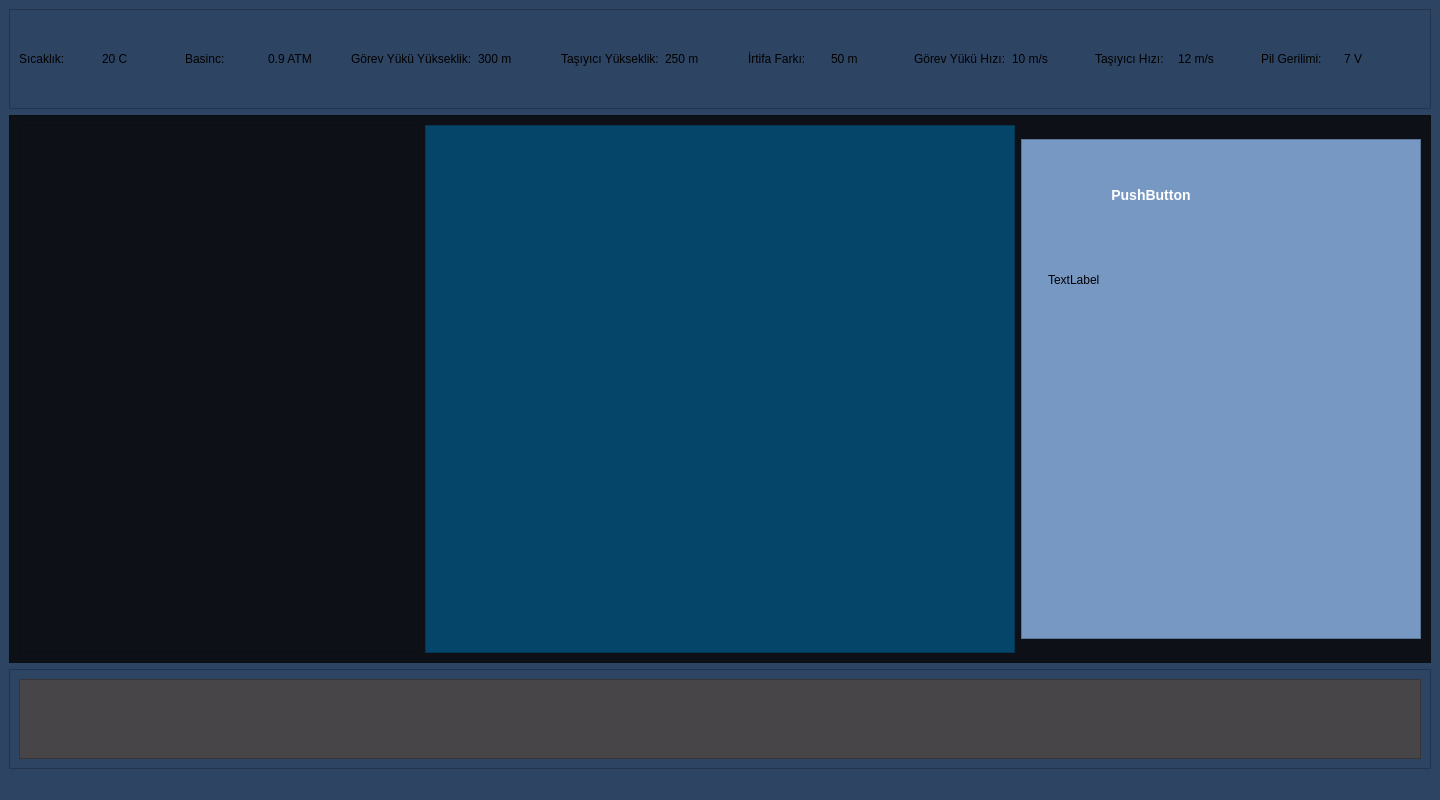
The window that Windows/MainWindow_UI.ui (M-Eness/TALIA_STATION) describes before a commit, drawn with Qt 5.
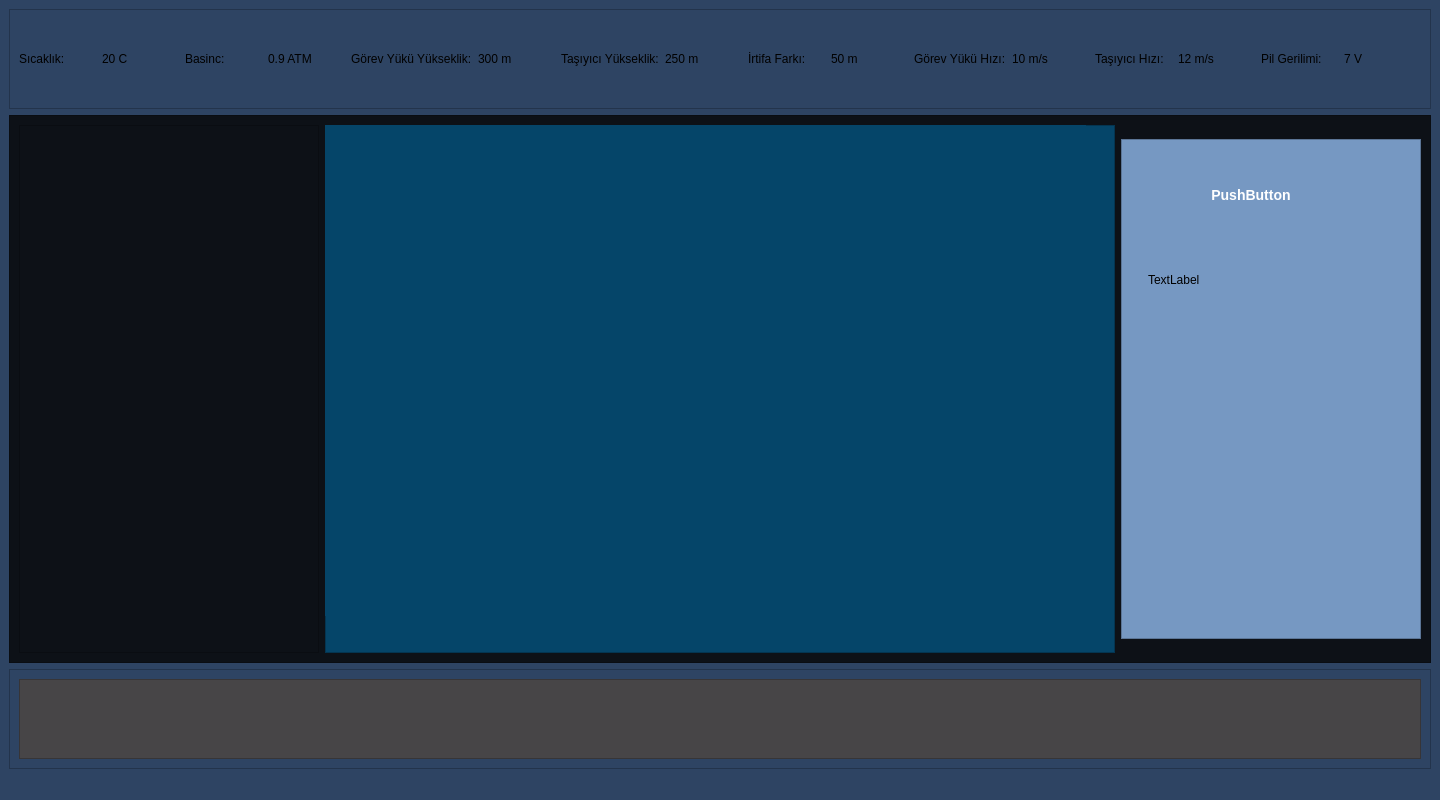
The same window after the commit.

Commit message: Grafikler Eklendi

Diff of the .ui file:
```diff
--- a/Windows/MainWindow_UI.ui
+++ b/Windows/MainWindow_UI.ui
@@ -289,7 +289,7 @@
         <widget class="QFrame" name="frm_middle_left">
          <property name="minimumSize">
           <size>
-           <width>400</width>
+           <width>300</width>
            <height>0</height>
           </size>
          </property>
@@ -323,13 +323,24 @@
          <property name="frameShadow">
           <enum>QFrame::Shadow::Raised</enum>
          </property>
+         <widget class="QWidget" name="graphs_container" native="true">
+          <property name="geometry">
+           <rect>
+            <x>0</x>
+            <y>0</y>
+            <width>761</width>
+            <height>491</height>
+           </rect>
+          </property>
+          <layout class="QGridLayout" name="gridLayout"/>
+         </widget>
         </widget>
        </item>
        <item>
         <widget class="QFrame" name="frm_middle_right">
          <property name="minimumSize">
           <size>
-           <width>400</width>
+           <width>300</width>
            <height>0</height>
           </size>
          </property>
```
The commit also changes 2 other files.
